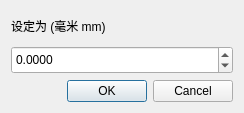
Old version of the form App/CoordSettingPanel/CoordSetToGivenValueDialog.ui in the repository windsgo/edm_project.
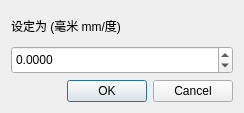
New version of the form.

What changed in the file:
```diff
--- a/App/CoordSettingPanel/CoordSetToGivenValueDialog.ui
+++ b/App/CoordSettingPanel/CoordSetToGivenValueDialog.ui
@@ -46,7 +46,7 @@
    <item row="0" column="0">
     <widget class="QLabel" name="label">
      <property name="text">
-      <string>设定为 (毫米 mm)</string>
+      <string>设定为 (毫米 mm/度)</string>
      </property>
     </widget>
    </item>
```
